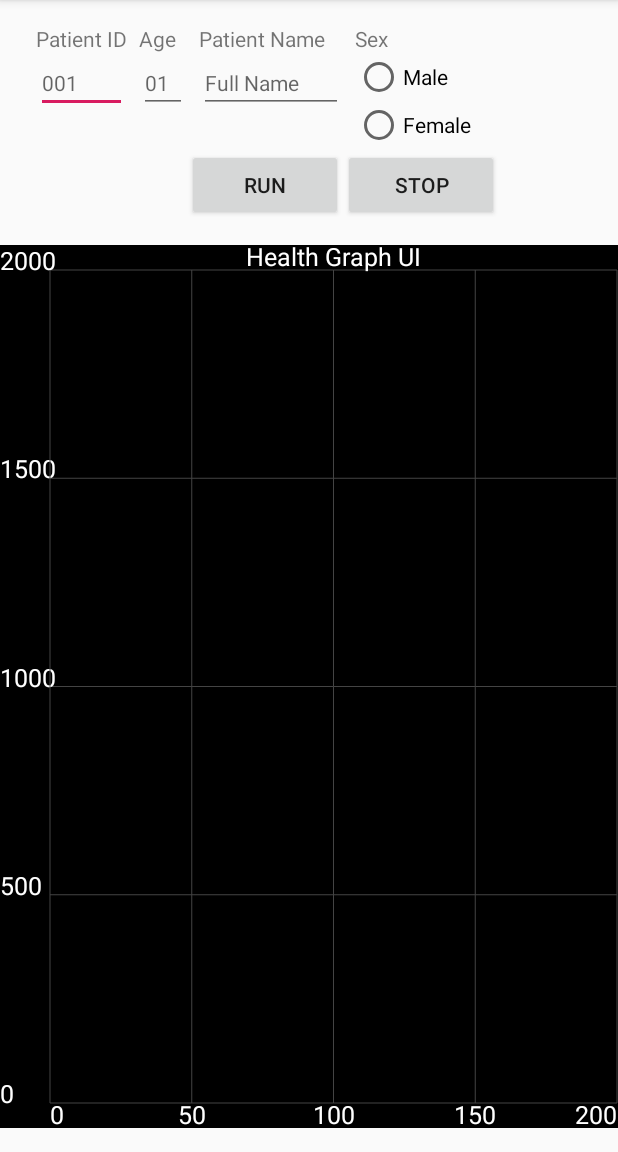
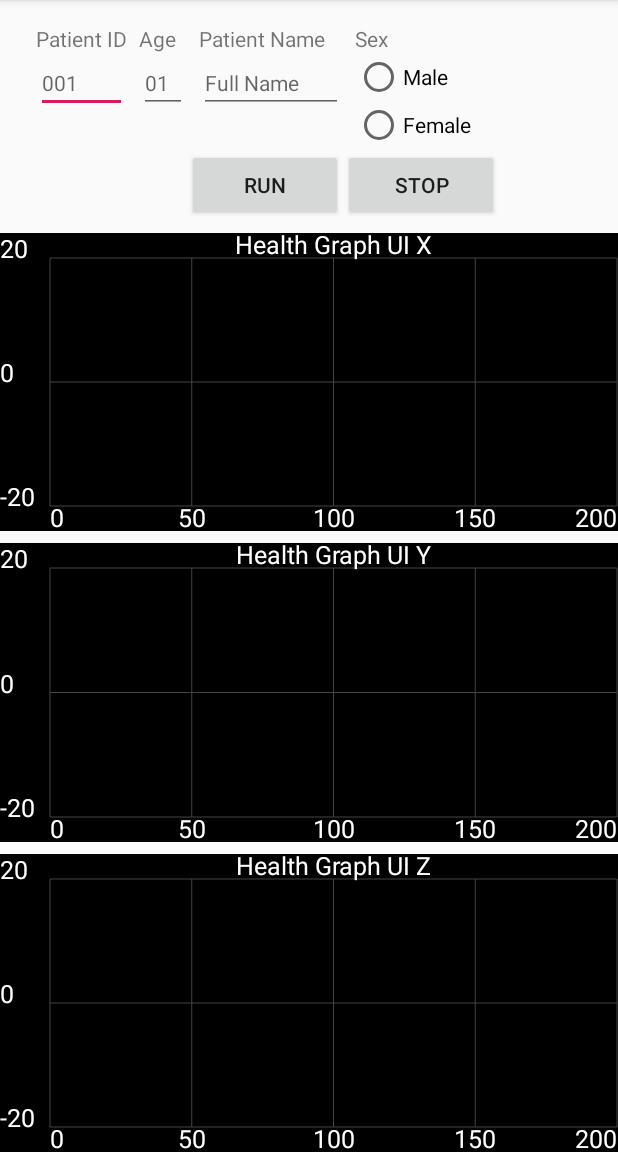
Before and after one commit to jwilken1/CSE535_HealthUI, an Android app: the screen it shows after launch (MainActivity), on a phone screen of 412 x 824 dp, the part 84-1236 px from its top. Run offline under Robolectric (Android 15) with nearby library versions, the phone set to English and light mode, and no system bars; 1 statement that could not run was skipped.

Commit message:
added graphs

```diff
--- a/JWilkens/app/src/main/AndroidManifest.xml
+++ b/JWilkens/app/src/main/AndroidManifest.xml
@@ -11,7 +11,7 @@
         android:requestLegacyExternalStorage="true"
         android:theme="@style/AppTheme">
         <service
-            android:name=".AccelerometerService"
+            android:name=".DrawService"
             android:enabled="true"
             android:exported="true"></service>
 
--- a/JWilkens/app/src/main/java/edu/asu/jwilkens/GraphView.java
+++ b/JWilkens/app/src/main/java/edu/asu/jwilkens/GraphView.java
@@ -135,7 +135,7 @@ public class GraphView extends View {
             if (values[i] > largest)
                 largest = values[i];
         */
-        largest = 2000;
+        largest = 20;
         return largest;
     }
 
@@ -146,7 +146,7 @@ public class GraphView extends View {
             if (values[i] < smallest)
                 smallest = values[i];
          */
-        smallest = 0;
+        smallest = -20;
         return smallest;
     }
 
--- a/JWilkens/app/src/main/java/edu/asu/jwilkens/MainActivity.java
+++ b/JWilkens/app/src/main/java/edu/asu/jwilkens/MainActivity.java
@@ -20,18 +20,18 @@ import java.util.Random;
 
 public class MainActivity extends AppCompatActivity {
     // Graph related values
-    private GraphView health_graph;
+    private GraphView health_graph_x, health_graph_y, health_graph_z;
     private float[] graph_values;
     private static String[] graph_horlabels = {"0", "50", "100", "150", "200"};
-    private static String[] graph_verlabels = {"2000", "1500", "1000", "500", "0"};
+    private static String[] graph_verlabels = {"20", "0", "-20"};
     private static String graph_title = "Health Graph UI";
     private AsyncTask drawRandom;
 
-    AccelerometerService mService;
+    DrawService mService;
     boolean mBound = false;
 
     // UI Related Elements
-    private RelativeLayout graph_constraint;
+    private RelativeLayout graph_constraint_x, graph_constraint_y, graph_constraint_z;
     private Button run_button, stop_button;
 
     @Override
@@ -40,9 +40,13 @@ public class MainActivity extends AppCompatActivity {
         setContentView(R.layout.activity_main);
         run_button = (Button) findViewById(R.id.runButton);
         stop_button = (Button) findViewById(R.id.stopButton);
-        graph_constraint = (RelativeLayout) findViewById(R.id.graph_constraint);
+        graph_constraint_x = (RelativeLayout) findViewById(R.id.graph_constraint_x);
+        graph_constraint_y = (RelativeLayout) findViewById(R.id.graph_constraint_y);
+        graph_constraint_z = (RelativeLayout) findViewById(R.id.graph_constraint_z);
         createGraphView();
-        graph_constraint.addView(health_graph);
+        graph_constraint_x.addView(health_graph_x);
+        graph_constraint_y.addView(health_graph_y);
+        graph_constraint_z.addView(health_graph_z);
         drawRandom = null;
 
         stop_button.setOnClickListener(new View.OnClickListener() {
@@ -81,9 +85,9 @@ public class MainActivity extends AppCompatActivity {
         protected Void doInBackground(String... params) {
             // TODO Auto-generated method stub
             try {
-                mService.updateGraphView(health_graph);
+                mService.updateGraphView(health_graph_x, health_graph_y, health_graph_z);
             } catch (Exception e) {
-                e.printStackTrace();
+                    e.printStackTrace();
             }
             return null;
         }
@@ -92,7 +96,7 @@ public class MainActivity extends AppCompatActivity {
         protected void onCancelled() {
             // TODO Auto-generated method stub
             try {
-                mService.resetGraphView(health_graph);
+                mService.resetGraphView(health_graph_x, health_graph_y, health_graph_z);
                 drawRandom = null;
             } catch (Exception e) {
                 e.printStackTrace();
@@ -104,7 +108,7 @@ public class MainActivity extends AppCompatActivity {
     protected void onStart() {
         super.onStart();
         // Bind to LocalService
-        Intent intent = new Intent(this, AccelerometerService.class);
+        Intent intent = new Intent(this, DrawService.class);
         bindService(intent, connection, Context.BIND_AUTO_CREATE);
     }
 
@@ -121,7 +125,7 @@ public class MainActivity extends AppCompatActivity {
         public void onServiceConnected(ComponentName className,
                                        IBinder service) {
             // We've bound to LocalService, cast the IBinder and get LocalService instance
-            AccelerometerService.LocalBinder binder = (AccelerometerService.LocalBinder) service;
+            DrawService.LocalBinder binder = (DrawService.LocalBinder) service;
             mService = binder.getService();
             mBound = true;
         }
@@ -140,11 +144,21 @@ public class MainActivity extends AppCompatActivity {
         for (int i = 0; i < graph_values.length; i++) {
             graph_values[i] = rand.nextInt(2001);
         }
-        health_graph = new GraphView(this, graph_values, graph_title, graph_horlabels, graph_verlabels, GraphView.LINE);
-        health_graph.setLayoutParams(new ConstraintLayout.LayoutParams(
+        health_graph_x = new GraphView(this, graph_values, graph_title + " X", graph_horlabels, graph_verlabels, GraphView.LINE);
+        health_graph_x.setLayoutParams(new ConstraintLayout.LayoutParams(
                 android.view.ViewGroup.LayoutParams.WRAP_CONTENT,
                 android.view.ViewGroup.LayoutParams.WRAP_CONTENT));
-        health_graph.setBackgroundColor(Color.BLACK);
+        health_graph_x.setBackgroundColor(Color.BLACK);
+        health_graph_y = new GraphView(this, graph_values, graph_title + " Y", graph_horlabels, graph_verlabels, GraphView.LINE);
+        health_graph_y.setLayoutParams(new ConstraintLayout.LayoutParams(
+                android.view.ViewGroup.LayoutParams.WRAP_CONTENT,
+                android.view.ViewGroup.LayoutParams.WRAP_CONTENT));
+        health_graph_y.setBackgroundColor(Color.BLACK);
+        health_graph_z = new GraphView(this, graph_values, graph_title +" Z", graph_horlabels, graph_verlabels, GraphView.LINE);
+        health_graph_z.setLayoutParams(new ConstraintLayout.LayoutParams(
+                android.view.ViewGroup.LayoutParams.WRAP_CONTENT,
+                android.view.ViewGroup.LayoutParams.WRAP_CONTENT));
+        health_graph_z.setBackgroundColor(Color.BLACK);
     }
 
     //Context context, float[] values, String title, String[] horlabels, String[] verlabels, boolean type
@@ -152,8 +166,8 @@ public class MainActivity extends AppCompatActivity {
         /* Data */
         graph_values = new float[0];
         graph_horlabels = new String[] {"0", "50", "100", "150", "200"};
-        health_graph.setValues(graph_values, graph_horlabels);
-        health_graph.invalidate();
+        health_graph_x.setValues(graph_values, graph_horlabels);
+        health_graph_x.invalidate();
     }
 
     //Context context, float[] values, String title, String[] horlabels, String[] verlabels, boolean type
@@ -168,7 +182,7 @@ public class MainActivity extends AppCompatActivity {
         for (int i = 0; i < graph_values.length; i++) {
             graph_values[i] = rand.nextInt(2001);
         }
-        health_graph.setValues(graph_values, graph_horlabels);
-        health_graph.invalidate();
+        health_graph_x.setValues(graph_values, graph_horlabels);
+        health_graph_x.invalidate();
     }
 }
--- a/JWilkens/app/src/main/res/layout/activity_main.xml
+++ b/JWilkens/app/src/main/res/layout/activity_main.xml
@@ -140,19 +140,46 @@
     </TableLayout>
 
     <RelativeLayout
-        android:id="@+id/graph_constraint"
+        android:id="@+id/graph_constraint_x"
         android:layout_width="wrap_content"
         android:layout_height="0dp"
         android:layout_marginStart="4dp"
-        android:layout_marginTop="16dp"
+        android:layout_marginTop="8dp"
         android:layout_marginEnd="4dp"
-        android:layout_marginBottom="16dp"
-        app:layout_constraintBottom_toBottomOf="parent"
+        app:layout_constraintBottom_toTopOf="@id/graph_constraint_y"
         app:layout_constraintEnd_toEndOf="parent"
         app:layout_constraintStart_toStartOf="parent"
         app:layout_constraintTop_toBottomOf="@+id/tableLayout">
 
     </RelativeLayout>
 
+    <RelativeLayout
+        android:id="@+id/graph_constraint_y"
+        android:layout_width="wrap_content"
+        android:layout_height="0dp"
+        android:layout_marginStart="4dp"
+        android:layout_marginTop="8dp"
+        android:layout_marginEnd="4dp"
+        app:layout_constraintBottom_toTopOf="@id/graph_constraint_z"
+        app:layout_constraintEnd_toEndOf="parent"
+        app:layout_constraintStart_toStartOf="parent"
+        app:layout_constraintTop_toBottomOf="@+id/graph_constraint_x">
+
+    </RelativeLayout>
+
+    <RelativeLayout
+        android:id="@+id/graph_constraint_z"
+        android:layout_width="wrap_content"
+        android:layout_height="0dp"
+        android:layout_marginStart="4dp"
+        android:layout_marginTop="8dp"
+        android:layout_marginEnd="4dp"
+        app:layout_constraintBottom_toBottomOf="parent"
+        app:layout_constraintEnd_toEndOf="parent"
+        app:layout_constraintStart_toStartOf="parent"
+        app:layout_constraintTop_toBottomOf="@+id/graph_constraint_y">
+
+    </RelativeLayout>
+
 
 </androidx.constraintlayout.widget.ConstraintLayout>
```
Also changed, not shown: JWilkens/app/src/main/java/edu/asu/jwilkens/AccelerometerService.java (deleted, +0 -103 lines), JWilkens/app/src/main/java/edu/asu/jwilkens/DrawService.java (added, +188 -0 lines).
